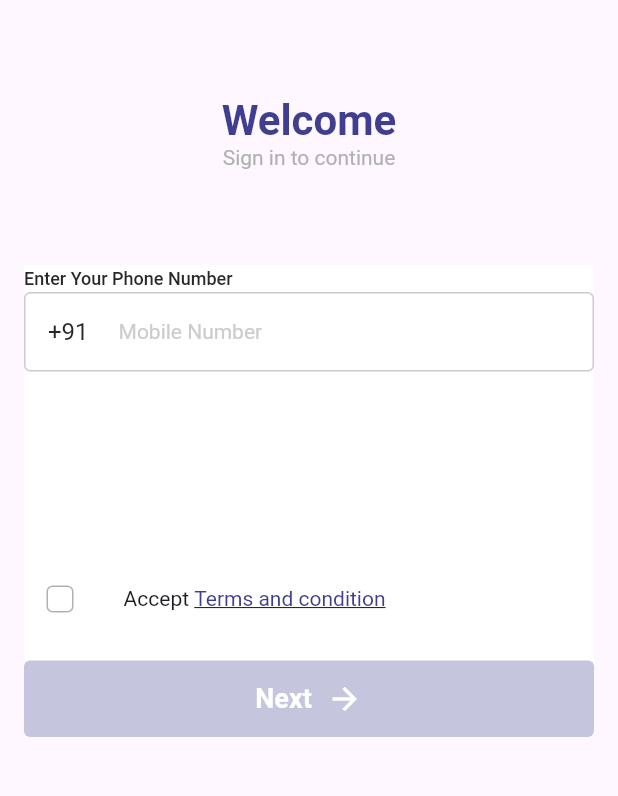
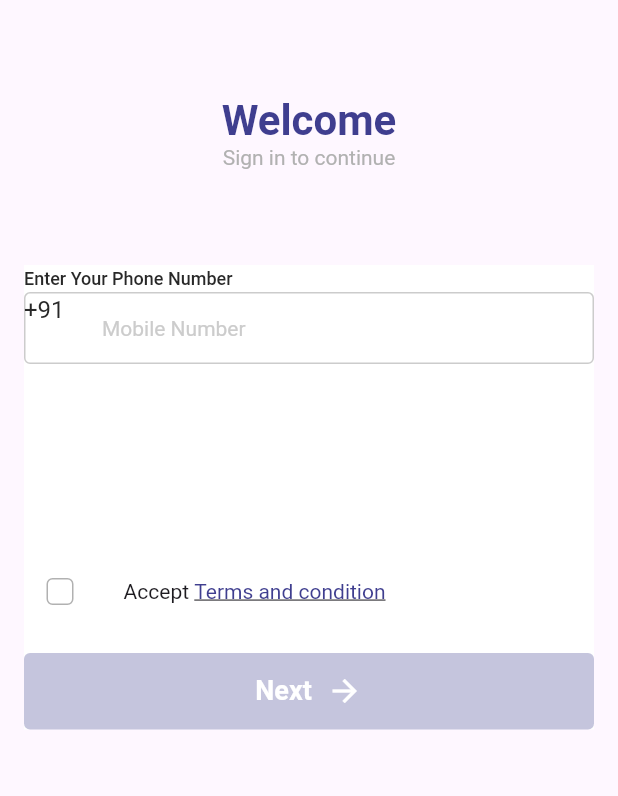
Before and after one commit to DivyanshArya09/oru_mobiles, a Flutter app: the screen it shows after launch, on a phone screen of 412 x 824 dp, the part 237-1033 px from its top. Run offline on Flutter 3.47's test engine with Material 3 defaults, Android fonts, the phone set to English and light mode, and no system bars; our stand-ins replace bloc, cached_network_image, carousel_slider, dartz, dio, equatable and 9 more; Roboto replaces fonts that are missing (Poppins); project files that could hold a hidden picture were left out.

Commit message:
Typo fixes

```diff
--- a/lib/core/constants/app_assets.dart
+++ b/lib/core/constants/app_assets.dart
@@ -17,11 +17,12 @@ class AppAssets {
   //! Home assets
   static String homeBanner = 'assets/images/Phone Banners.png';
   static String bagIcon = 'assets/icons/bag.svg';
-  static String shopCircle = 'assets/icons/file 1.svg';
+  static String shopCircle = 'assets/icons/shop1.png';
   static String tagIcon = 'assets/icons/tag.svg';
   static String banner1 = 'assets/images/Banner 1.png';
   static String banner2 = 'assets/images/Banner 2.png';
   static String banner3 = 'assets/images/Banner 3.png';
   static String banner4 = 'assets/images/Banner 4.png';
   static String banner5 = 'assets/images/Banner 5.png';
+  static String oruStores = 'assets/icons/orustores 1.svg';
 }
--- a/lib/features/home/presentation/screens/home_screen.dart
+++ b/lib/features/home/presentation/screens/home_screen.dart
@@ -62,7 +62,6 @@ class _HomeScreenState extends State<HomeScreen> {
                 PersistentHeader(
                   searchController: _searchTC,
                 ),
-                _buildAdaptorBox(CustomSpacers.height20),
                 _buildAdaptorBox(const CustomCarouselSlider()),
                 _buildAdaptorBox(CustomSpacers.height20),
                 _buildAdaptorBox(const WhatsOnYourMindWidget()),
@@ -93,6 +92,7 @@ class _HomeScreenState extends State<HomeScreen> {
                   _buildAdaptorBox(CustomSpacers.height20),
                   _buildAdaptorBox(TopBrandsWidget(brands: _bloc.mobileBrands)),
                 ],
+                SliverToBoxAdapter(child: CustomSpacers.height120),
               ],
             );
           },
@@ -126,6 +126,7 @@ class _HomeScreenState extends State<HomeScreen> {
           title: Row(
             children: [
               GestureDetector(
+                onTap: () => ScaffoldHelper.toggleDrawer(),
                 child: SvgPicture.asset(AppAssets.hamBurgerIcon),
               ),
               CustomSpacers.width10,
--- a/lib/features/home/presentation/widgets/what_on_your_mind_widget.dart
+++ b/lib/features/home/presentation/widgets/what_on_your_mind_widget.dart
@@ -1,5 +1,6 @@
 import 'package:flutter/material.dart';
 import 'package:flutter_screenutil/flutter_screenutil.dart';
+import 'package:oru_mobiles/core/constants/app_assets.dart';
 import 'package:oru_mobiles/core/constants/color_palatte.dart';
 import 'package:oru_mobiles/themes/app_text_themes.dart';
 import 'package:oru_mobiles/utils/custom_spacers.dart';
@@ -54,6 +55,11 @@ class WhatsOnYourMindWidget extends StatelessWidget {
               shape: BoxShape.circle,
               color: ColorPalette.lightestGrey,
             ),
+            child: Image.asset(
+              height: 72.h,
+              AppAssets.shopCircle,
+              fit: BoxFit.cover,
+            ),
           ),
           CustomSpacers.height8,
           Text(
--- a/lib/ui/custom_text_field.dart
+++ b/lib/ui/custom_text_field.dart
@@ -15,13 +15,15 @@ class CustomTextField extends StatelessWidget {
   final int? maxLength;
   final String? Function(String?)? validator;
   final Function(String?)? onChanged;
+  final Color? hintTextColor;
   const CustomTextField({
     super.key,
+    this.hintTextColor = ColorPalette.borderColor,
     required this.controller,
     this.borderColor = ColorPalette.borderColor,
     this.title,
     this.contentPadding =
-        const EdgeInsets.symmetric(horizontal: 16, vertical: 15),
+        const EdgeInsets.symmetric(horizontal: 12, vertical: 11),
     this.prefix,
     this.suffix,
     this.raduis = 4,
@@ -53,6 +55,7 @@ class CustomTextField extends StatelessWidget {
           style: inputTextStyle,
           keyboardType: keyboardType,
           decoration: InputDecoration(
+            helperStyle: TextStyle(color: hintTextColor),
             fillColor: ColorPalette.white,
             filled: true,
             counterText: '',
@@ -61,12 +64,7 @@ class CustomTextField extends StatelessWidget {
             errorBorder: _getborder(raduis!),
             contentPadding: contentPadding,
             hintText: hintText,
-            prefixIcon: prefix == null
-                ? null
-                : Padding(
-                    padding: contentPadding!,
-                    child: prefix,
-                  ),
+            prefixIcon: prefix,
             suffixIcon: suffix != null
                 ? Padding(
                     padding: contentPadding!,
```
Also changed, not shown: lib/core/managers/app_manager.dart (+7 -0 lines), lib/features/home/presentation/widgets/persistent_header.dart (+7 -4 lines), assets/icons/shop1.png (added), 1 other file.
